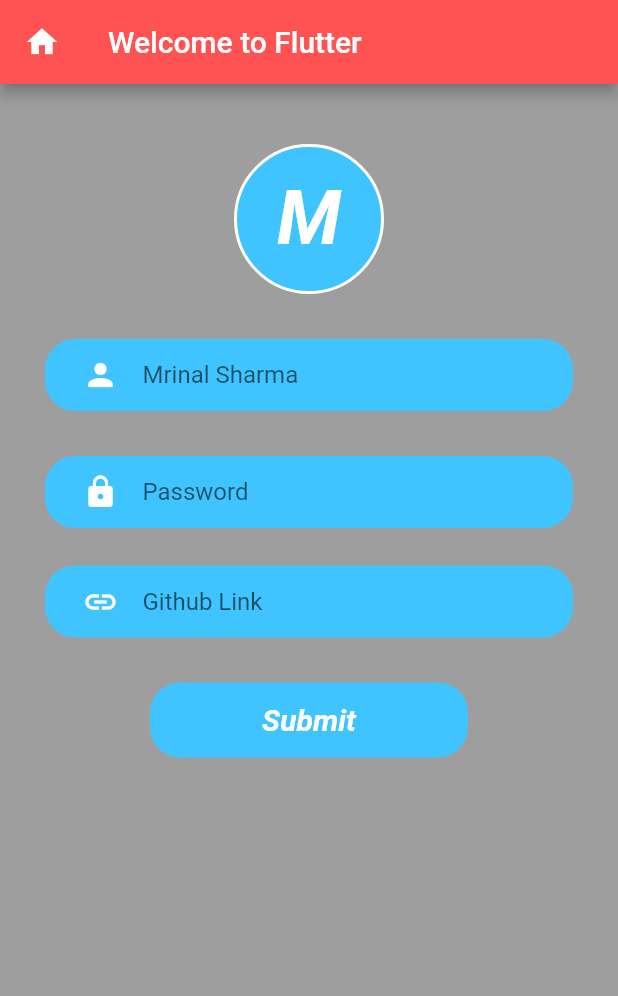
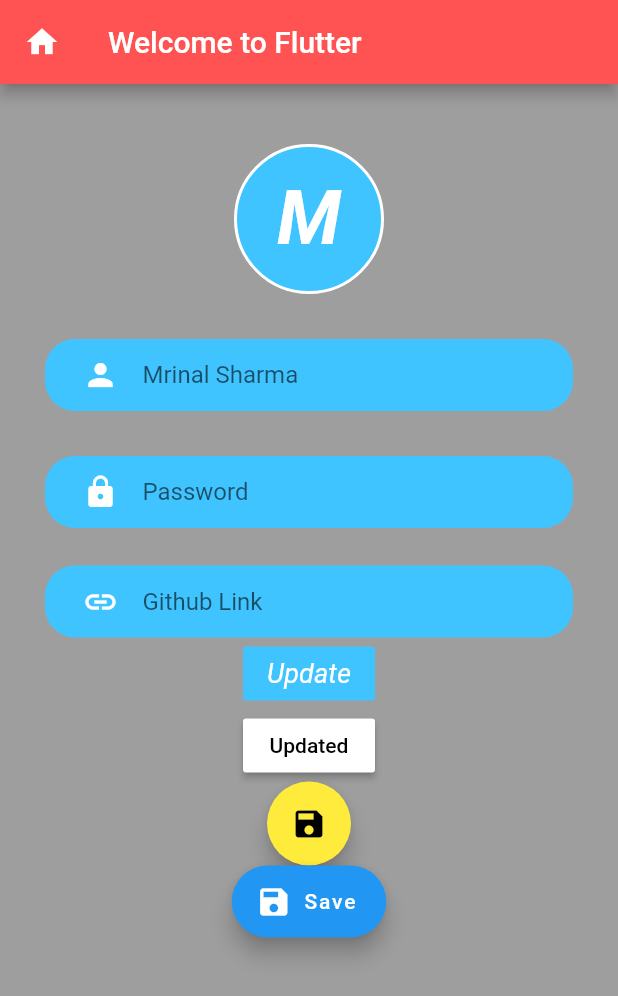
Before and after one commit to Mrinalsharma1/flutter_app, a Flutter app: the screen it shows after launch, on a phone screen of 412 x 824 dp. Shown: the top 996 px of the screen. Run offline on Flutter 3.47's test engine with Material 2 defaults, Android fonts, the phone set to English and light mode, and no system bars.

Commit message:
day 6 project_1

```diff
--- a/lib/main.dart
+++ b/lib/main.dart
@@ -96,25 +96,39 @@ class MyApp extends StatelessWidget {
                     ),
                   ),
                 ),
-                Container(
-                  margin: EdgeInsets.only(left: 100, top: 30, right: 100),
-                  height: 50,
-                  width: 500,
-                  alignment: Alignment.center,
-                  decoration: BoxDecoration(
-                    color: Colors.lightBlueAccent,
-                    borderRadius: BorderRadius.circular(20),
+                //flat button
+                FlatButton(
+                  child: Text(
+                    'Update',
+                    style: TextStyle(
+                        fontSize: 18,
+                        fontWeight: FontWeight.w400,
+                        fontStyle: FontStyle.italic),
                   ),
-                  child: Center(
-                      child: Text(
-                    "Submit",
-                    style: TextStyle(
-                      color: Colors.white,
-                      fontSize: 20,
-                      fontWeight: FontWeight.w700,
-                      fontStyle: FontStyle.italic,
-                    ),
-                  )),
+                  onPressed: () {},
+                  color: Colors.lightBlueAccent,
+                  textColor: Colors.white,
+                ),
+                //raise button
+                RaisedButton(
+                  child: Text('Updated'),
+                  onPressed: () {},
+                  color: Colors.white,
+                  textColor: Colors.black,
+                  splashColor: Colors.lightGreenAccent,
+                ),
+                //floating action button
+                FloatingActionButton(
+                  child: Icon(Icons.save),
+                  // Text('Submit'),
+                  onPressed: () {},
+                  foregroundColor: Colors.black,
+                  backgroundColor: Colors.yellow,
+                ),
+                FloatingActionButton.extended(
+                  onPressed: () {},
+                  label: Text('Save'),
+                  icon: Icon(Icons.save),
                 ),
               ],
             ),
```
